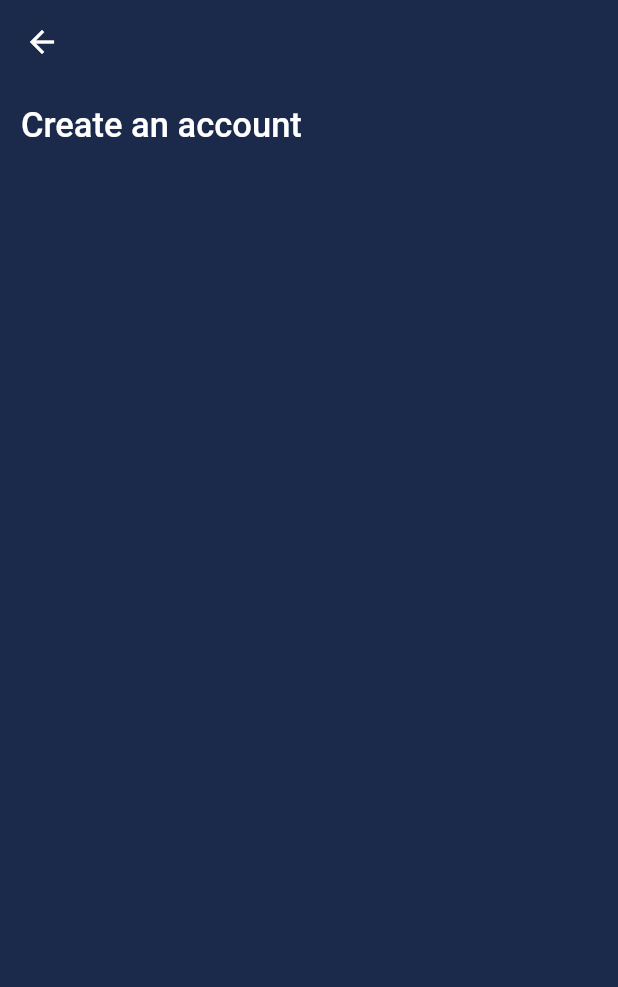
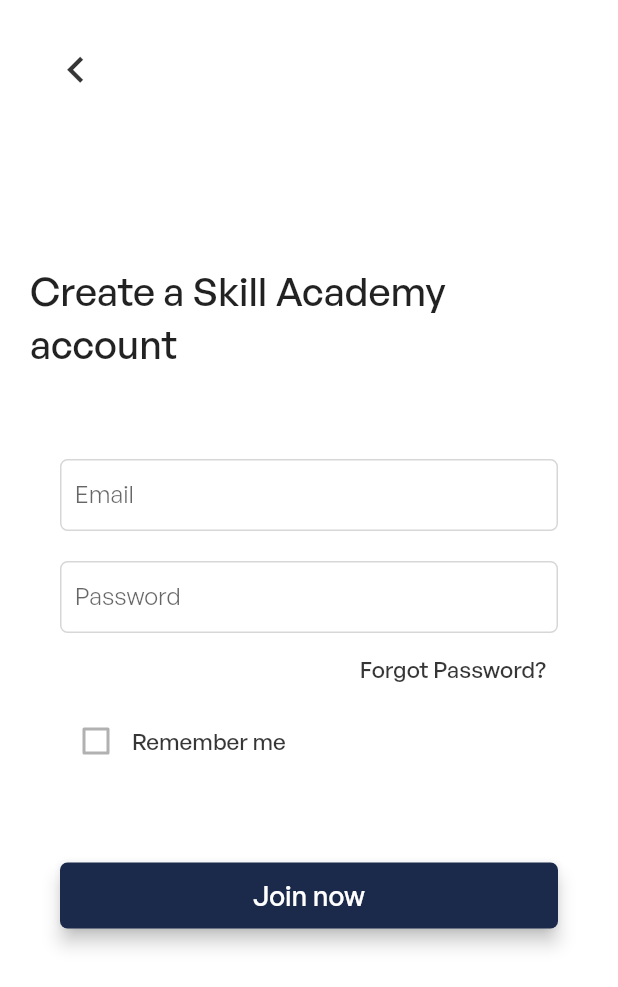
Before and after one commit to realstoman/flutter_login_register_ui, a Flutter app: the RegisterScreen screen opened directly, on a phone screen of 412 x 824 dp. Shown: the top 987 px of the screen. Run offline on Flutter 3.47's test engine with Material 2 defaults, Android fonts, the phone set to English and light mode, and no system bars; Roboto replaces fonts that are missing (Arial).

Commit message:
Register screen initial ui

```diff
--- a/lib/screens/register_screen.dart
+++ b/lib/screens/register_screen.dart
@@ -8,8 +8,138 @@
 }
 
 class _RegisterScreenState extends State<RegisterScreen> {
-  // Custom color
-  static const customBgColor = Color.fromARGB(255, 27, 42, 74);
+  // Custom background color
+  static const customBgColor = Color.fromARGB(255, 255, 255, 255);
+
+  String _email = '';
+  String _password = '';
+
+  // Note: This is a form key which is used to hold the state of our form and this is the recommended way to do so.
+  final _formKey = GlobalKey<FormState>();
+  bool _rememberMe = false;
+
+  // Sign in button styles
+  final ButtonStyle btnStyle = ElevatedButton.styleFrom(
+      primary: const Color.fromARGB(255, 27, 42, 74),
+      elevation: 5.0,
+      padding: const EdgeInsets.all(10.0),
+      shape: RoundedRectangleBorder(borderRadius: BorderRadius.circular(5.0)),
+      textStyle: const TextStyle(
+          fontSize: 18,
+          fontFamily: 'GeneralSans',
+          fontWeight: FontWeight.w500));
+
+  // Email input field widget
+  Widget _buildEmailField() {
+    return TextFormField(
+      decoration: InputDecoration(
+        labelText: 'Email',
+        contentPadding: const EdgeInsets.only(top: 10.0, left: 10.0),
+        // prefixIcon: Icon(Icons.email, color: Colors.black87),
+        hintText: 'Enter your email',
+        fillColor: Colors.white,
+        focusedBorder: OutlineInputBorder(
+          borderRadius: BorderRadius.circular(5.0),
+          borderSide: const BorderSide(
+            color: Color.fromARGB(255, 27, 42, 74),
+          ),
+        ),
+        enabledBorder: OutlineInputBorder(
+          borderRadius: BorderRadius.circular(5.0),
+          borderSide: const BorderSide(
+            color: Color.fromARGB(131, 177, 177, 177),
+            width: 1.0,
+          ),
+        ),
+      ),
+    );
+  }
+
+  // Password input field widget
+  Widget _buildPasswordField() {
+    return TextFormField(
+      decoration: InputDecoration(
+        labelText: 'Password',
+        contentPadding: const EdgeInsets.only(top: 10.0, left: 10.0),
+        // prefixIcon: Icon(Icons.lock, color: Colors.black87),
+        hintText: 'Enter your password',
+        fillColor: Colors.white,
+        focusedBorder: OutlineInputBorder(
+          borderRadius: BorderRadius.circular(5.0),
+          borderSide: const BorderSide(
+            color: Color.fromARGB(255, 27, 42, 74),
+          ),
+        ),
+        enabledBorder: OutlineInputBorder(
+          borderRadius: BorderRadius.circular(5.0),
+          borderSide: const BorderSide(
+            color: Color.fromARGB(131, 177, 177, 177),
+            width: 1.0,
+          ),
+        ),
+      ),
+    );
+  }
+
+  // Forgot password button widget
+  Widget _buildForgotPasswordButton() {
+    return Container(
+      alignment: Alignment.centerRight,
+      child: TextButton(
+        onPressed: () => print('forgot pass'),
+        // contentPadding: EdgeInsets.only(right: 0.0),
+        child: const Text('Forgot Password?',
+            style: TextStyle(
+                fontSize: 15.0,
+                fontFamily: 'GeneralSans',
+                fontWeight: FontWeight.w500,
+                color: Color.fromARGB(221, 23, 23, 23))),
+      ),
+    );
+  }
+
+  // Remember me checkbox widget
+  Widget _buildRememberMeCheckBox() {
+    return Container(
+      child: Row(
+        children: <Widget>[
+          Theme(
+            data: ThemeData(
+                unselectedWidgetColor: Color.fromARGB(255, 177, 177, 177)),
+            child: Checkbox(
+              value: _rememberMe,
+              checkColor: Colors.white,
+              activeColor: const Color.fromARGB(221, 23, 23, 23),
+              onChanged: (bool? value) {
+                setState(() {
+                  _rememberMe = value!;
+                });
+              },
+            ),
+          ),
+          const Text('Remember me',
+              style: TextStyle(
+                  fontSize: 15.0,
+                  fontFamily: 'GeneralSans',
+                  fontWeight: FontWeight.w500,
+                  color: Color.fromARGB(221, 23, 23, 23)))
+        ],
+      ),
+    );
+  }
+
+  // Sign in button widget
+  Widget _buildSignInButton() {
+    return Container(
+      padding: const EdgeInsets.symmetric(vertical: 20.0),
+      width: double.infinity,
+      child: ElevatedButton(
+        style: btnStyle,
+        onPressed: () => print('Created account'),
+        child: const Text('Join now'),
+      ),
+    );
+  }
 
   @override
   Widget build(BuildContext context) {
@@ -23,21 +153,66 @@
             top: 33.0,
           ),
         ),
+        leading: IconButton(
+          onPressed: Navigator.of(context).pop,
+          icon: const Padding(
+            padding: EdgeInsets.only(
+              top: 21.0,
+              left: 25.0,
+            ),
+            child: Icon(
+              Icons.chevron_left,
+              color: Color.fromARGB(221, 23, 23, 23),
+              size: 35,
+            ),
+          ),
+        ),
         elevation: 0.0,
         centerTitle: false,
       ),
-      body: Column(children: const <Widget>[
-        Padding(
-          padding: EdgeInsets.all(14.0),
-          child: Text('Create an account',
-              style: TextStyle(
-                color: Colors.white,
-                fontFamily: 'Arial',
-                fontWeight: FontWeight.w500,
-                fontSize: 23,
-              )),
-        ),
-      ]),
+      body: Stack(
+        children: <Widget>[
+          Container(
+            height: double.infinity,
+            child: SingleChildScrollView(
+              physics: const AlwaysScrollableScrollPhysics(),
+              padding:
+                  const EdgeInsets.symmetric(horizontal: 20.0, vertical: 120.0),
+              child: Column(
+                mainAxisAlignment: MainAxisAlignment.center,
+                children: <Widget>[
+                  const Padding(
+                    padding: EdgeInsets.only(bottom: 40.0),
+                    child: Text('Create a Skill Academy account',
+                        style: TextStyle(
+                            color: Colors.black87,
+                            fontFamily: 'GeneralSans',
+                            fontSize: 26.0,
+                            fontWeight: FontWeight.w500)),
+                  ),
+                  Container(
+                    margin: const EdgeInsets.all(20),
+                    child: Form(
+                      child: Column(
+                        mainAxisAlignment: MainAxisAlignment.center,
+                        children: <Widget>[
+                          _buildEmailField(),
+                          const SizedBox(height: 20.0),
+                          _buildPasswordField(),
+                          _buildForgotPasswordButton(),
+                          _buildRememberMeCheckBox(),
+                          const SizedBox(height: 35.0),
+                          _buildSignInButton(),
+                        ],
+                      ),
+                    ),
+                  ),
+                ],
+              ),
+            ),
+          ),
+        ],
+      ),
     );
   }
 }
```
